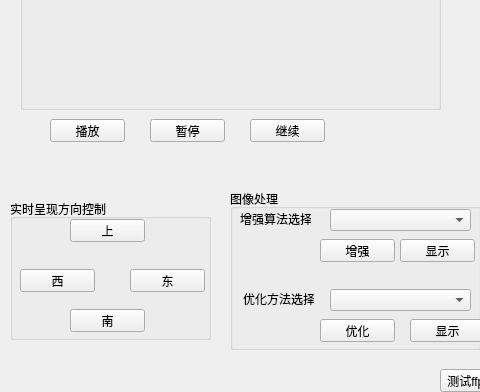
Qt form Project_gather/QtRealtimeimage.ui (mohanmode2008/Terminal) before a commit; both pictures show x 0 to 480 and y 181 to 573 of the 809 by 573 pixel window.
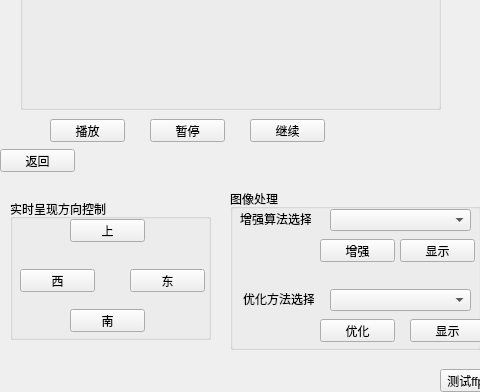
The same form after that commit.

```diff
--- a/Project_gather/QtRealtimeimage.ui
+++ b/Project_gather/QtRealtimeimage.ui
@@ -346,6 +346,19 @@
     <string>播放</string>
    </property>
   </widget>
+  <widget class="QPushButton" name="btn_to_gather">
+   <property name="geometry">
+    <rect>
+     <x>0</x>
+     <y>330</y>
+     <width>75</width>
+     <height>23</height>
+    </rect>
+   </property>
+   <property name="text">
+    <string>返回</string>
+   </property>
+  </widget>
  </widget>
  <layoutdefault spacing="6" margin="11"/>
  <resources/>
```
